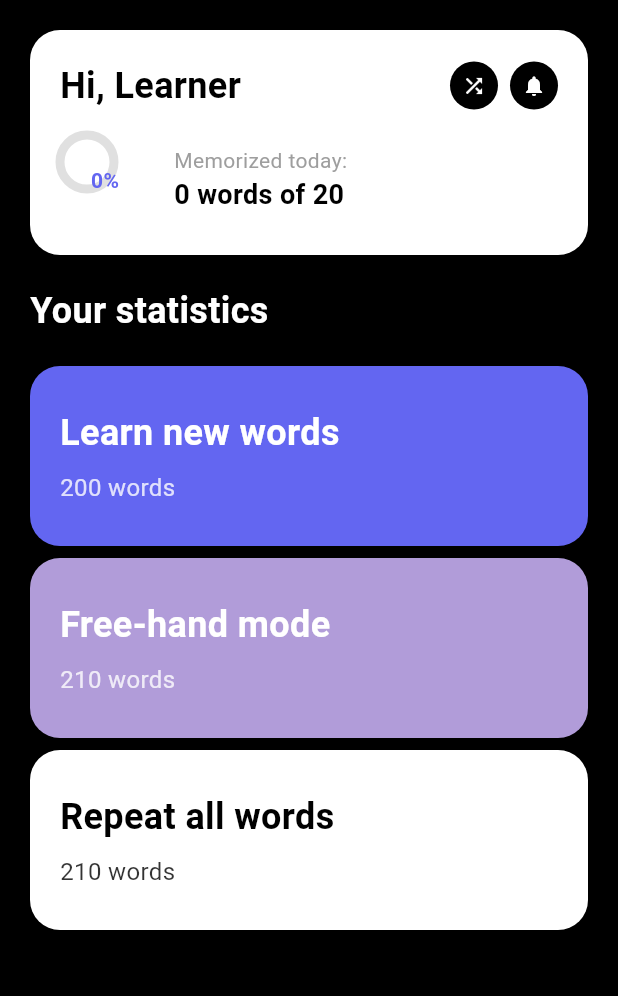
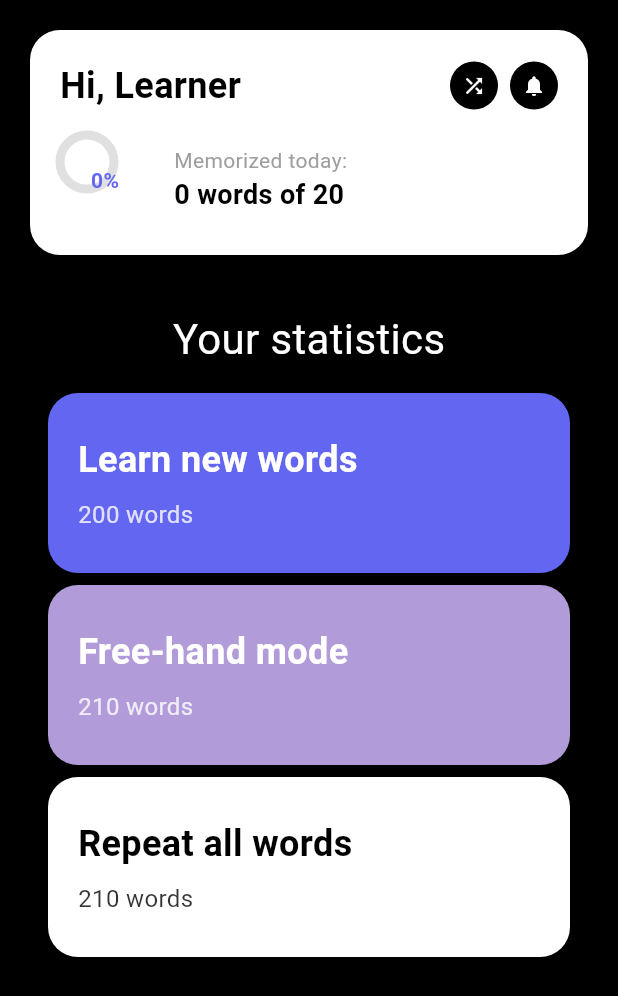
Before and after one commit to staraircool/Vocab6, a Flutter app: the screen it shows after launch, on a phone screen of 412 x 824 dp. Shown: the top 996 px of the screen. Run offline on Flutter 3.47's test engine with Material 3 defaults, Android fonts, the phone set to English and light mode, and no system bars; our stand-ins replace csv, google_mobile_ads; Roboto replaces fonts that are missing (Poppins).

Commit message:
Fix app icons, progress circle 0% display, increase Your Statistics text size, remove bold formatting, and increase card width

```diff
--- a/lib/screens/home_screen.dart
+++ b/lib/screens/home_screen.dart
@@ -99,25 +99,25 @@ class _HomeScreenState extends State<HomeScreen> {
 
               const SizedBox(height: 20),
 
-              // Statistics Label
-              const Align(
-                alignment: Alignment.centerLeft,
+              // Your Statistics Section
+              const Padding(
+                padding: EdgeInsets.symmetric(horizontal: 20, vertical: 16),
                 child: Text(
                   "Your statistics",
                   style: TextStyle(
                     color: Colors.white,
-                    fontSize: 24,
-                    fontWeight: FontWeight.w600,
+                    fontSize: 28,
+                    fontWeight: FontWeight.normal,
                   ),
                 ),
               ),
 
-              const SizedBox(height: 20),
-
               // Learning Cards Stack - Redesigned for proper visibility
               Expanded(
-                child: Column(
-                  children: [
+                child: Padding(
+                  padding: const EdgeInsets.symmetric(horizontal: 12),
+                  child: Column(
+                    children: [
                     // Top Card - Learn new words (Blue gradient)
                     Container(
                       margin: const EdgeInsets.only(bottom: 8),
@@ -156,7 +156,8 @@ class _HomeScreenState extends State<HomeScreen> {
                         _navigateToWordStudy(VocabularyData.allWords, "Repeat all words");
                       },
                     ),
-                  ],
+                    ],
+                  ),
                 ),
               ),
             ],
--- a/lib/widgets/progress_card.dart
+++ b/lib/widgets/progress_card.dart
@@ -90,7 +90,7 @@ class ProgressCard extends StatelessWidget {
                           ),
                           Center(
                             child: Text(
-                              "${(progressPercentage * 100).round()}%",
+                              progressPercentage == 0.0 ? '0%' : '${(progressPercentage * 100).round()}%',
                               style: const TextStyle(
                                 fontSize: 14,
                                 fontWeight: FontWeight.bold,
```
Also changed, not shown: 6 other files.
